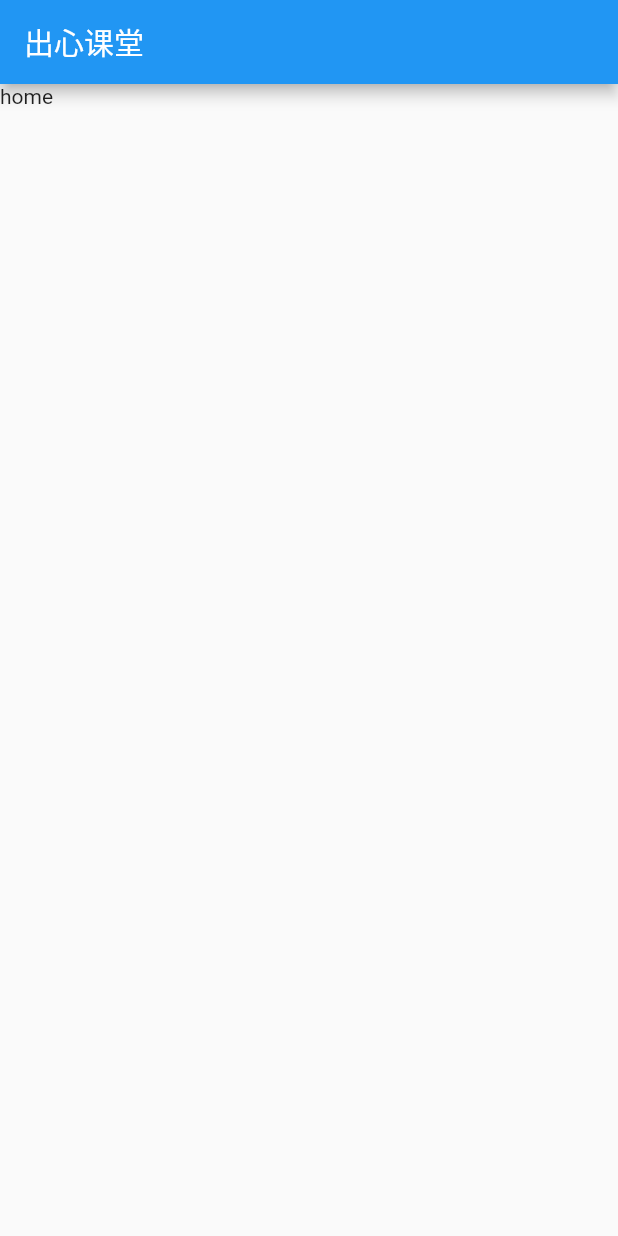
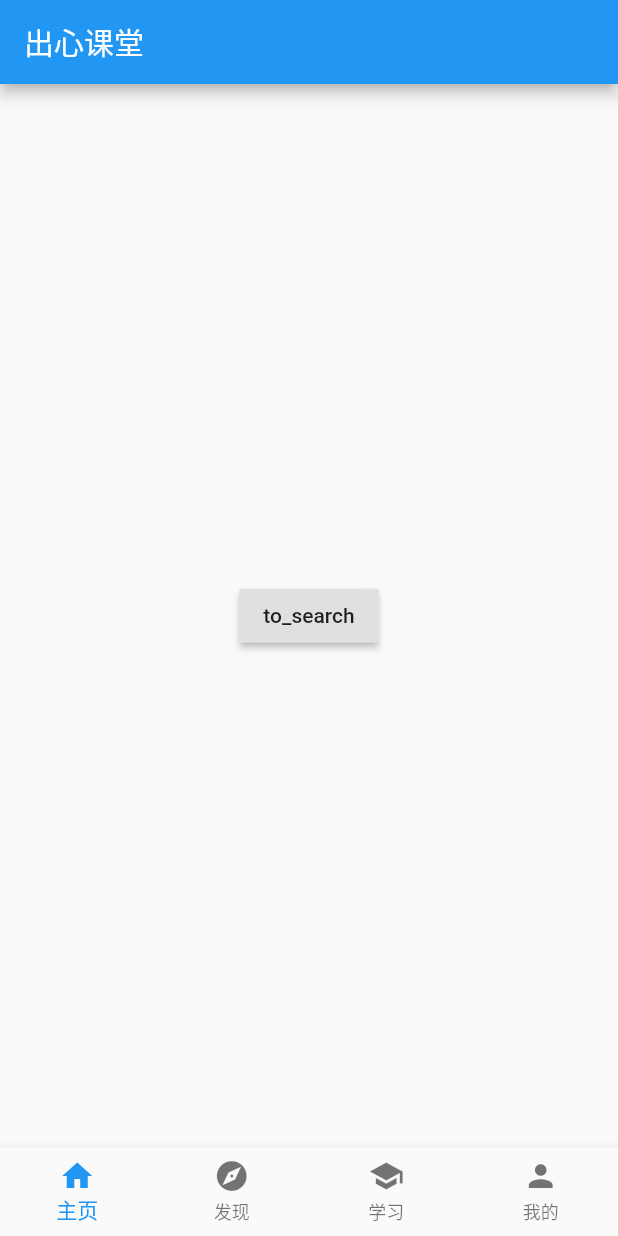
Before and after one commit to PatrickLiu12138/chuxinclass, a Flutter app: the screen it shows after launch, on a phone screen of 412 x 824 dp. Run offline on Flutter 3.47's test engine with Material 2 defaults, Android fonts, the phone set to English and light mode, and no system bars.

Commit message:
bottom nav and router

```diff
--- a/lib/main.dart
+++ b/lib/main.dart
@@ -1,4 +1,6 @@
 import 'package:flutter/material.dart';
+import './pages/tabs/Tabs.dart';
+import './routers/router.dart';
 
 void main() {
   runApp(MyApp());
@@ -15,12 +17,9 @@ class _MyAppState extends State<MyApp> {
   @override
   Widget build(BuildContext context) {
     return MaterialApp(
-      home: Scaffold(
-        appBar: AppBar(
-          title: Text('出心课堂'),
-        ),
-        body:Text('home')
-      ),
+      // home: Tabs(),
+      onGenerateRoute: onGenerateRoute,
+      initialRoute: '/',
     );
   }
 }
--- /dev/null
+++ b/lib/pages/tabs/Home.dart
@@ -0,0 +1,26 @@
+import 'package:flutter/material.dart';
+
+class HomePage extends StatefulWidget {
+  HomePage({Key key}) : super(key: key);
+
+  @override
+  _HomePageState createState() => _HomePageState();
+}
+
+class _HomePageState extends State<HomePage> {
+  @override
+  Widget build(BuildContext context) {
+    return Center(
+      child: Column(
+        mainAxisAlignment: MainAxisAlignment.center,
+        children: <Widget>[
+          RaisedButton(
+            child: Text('to_search'),
+            onPressed: (){
+              Navigator.pushNamed(context, '/search');
+            })
+        ],
+      ),
+    );
+  }
+}
--- /dev/null
+++ b/lib/pages/tabs/Tabs.dart
@@ -0,0 +1,59 @@
+import 'package:flutter/material.dart';
+import 'Find.dart';
+import 'Home.dart';
+import 'My.dart';
+import 'Learn.dart';
+
+class Tabs extends StatefulWidget {
+  Tabs({Key key}) : super(key: key);
+
+  @override
+  _TabsState createState() => _TabsState();
+}
+
+class _TabsState extends State<Tabs> {
+  int _currentIndex = 0;
+  List _pageList = [
+    HomePage(),
+    FindPage(),
+    LearnPage(),
+    MyPage()
+  ];
+  @override
+  Widget build(BuildContext context) {
+    return Scaffold(
+        appBar: AppBar(
+          title: Text('出心课堂'),
+        ),
+        body:this._pageList[this._currentIndex],
+        bottomNavigationBar: BottomNavigationBar(
+          currentIndex: this._currentIndex,
+          type: BottomNavigationBarType.fixed,
+          onTap: (index){
+            setState(() {
+              this._currentIndex = index;
+            });
+          },
+          items: [
+            BottomNavigationBarItem(
+              icon: Icon(Icons.home),
+              title: Text('主页')
+              ),
+            BottomNavigationBarItem(
+              icon: Icon(Icons.explore),
+              title: Text('发现')
+              ),
+            BottomNavigationBarItem(
+              icon: Icon(Icons.school),
+              title: Text('学习')
+              ),
+            BottomNavigationBarItem(
+              icon: Icon(Icons.person),
+              title: Text('我的')
+              ),
+          ],
+
+          ),
+      );
+  }
+}
--- /dev/null
+++ b/lib/routers/router.dart
@@ -0,0 +1,29 @@
+import 'package:flutter/material.dart';
+import '../pages/tabs/Tabs.dart';
+
+import '../pages/Search.dart';
+
+//配置路由
+final routes = {
+  '/': (context) => Tabs(),
+  '/search': (context) => SearchPage(),
+};
+
+//固定写法
+var onGenerateRoute = (RouteSettings settings) {
+// 统一处理
+  final String name = settings.name;
+  final Function pageContentBuilder = routes[name];
+  if (pageContentBuilder != null) {
+    if (settings.arguments != null) {
+      final Route route = MaterialPageRoute(
+          builder: (context) =>
+              pageContentBuilder(context, arguments: settings.arguments));
+      return route;
+    } else {
+      final Route route =
+          MaterialPageRoute(builder: (context) => pageContentBuilder(context));
+      return route;
+    }
+  }
+};
```
Also changed, not shown: lib/pages/Search.dart (added, +19 -0 lines), lib/pages/tabs/Find.dart (added, +15 -0 lines), lib/pages/tabs/Learn.dart (added, +15 -0 lines), lib/pages/tabs/My.dart (added, +15 -0 lines).
